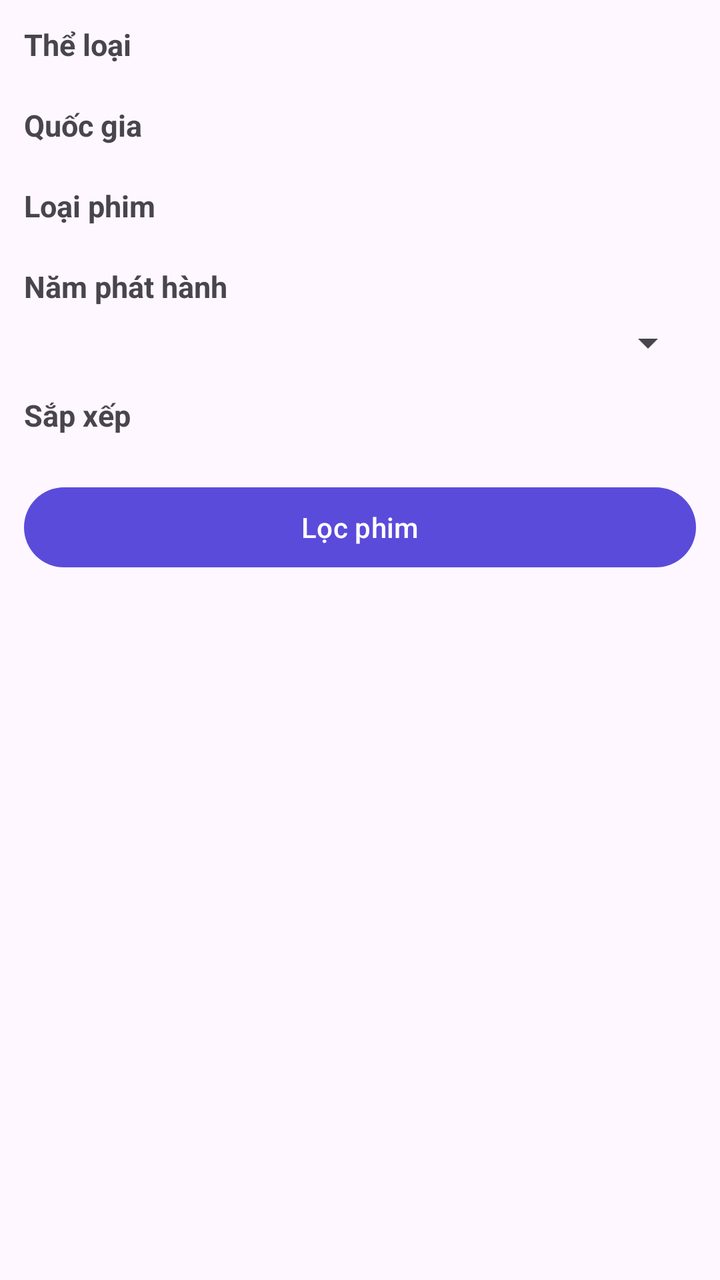
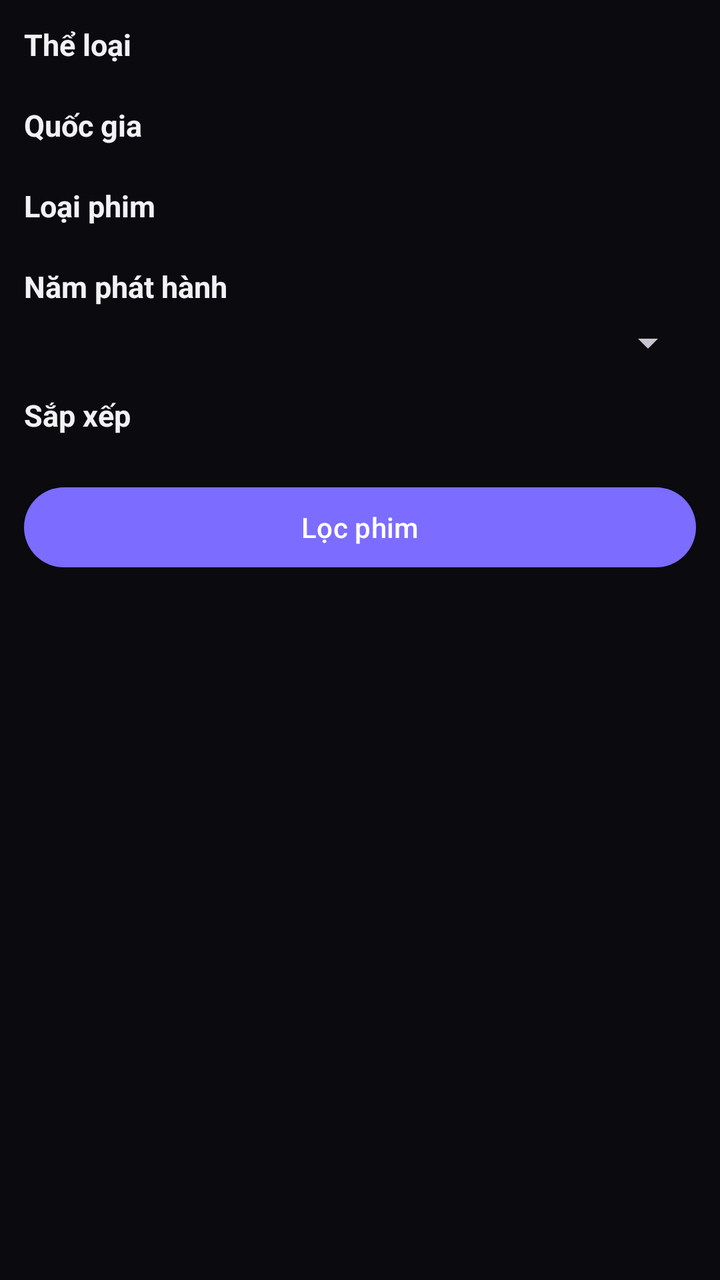

Two renders of the same Android screen: before a commit and after it. Below are the layout's source before the change and the commit's diff.
<!-- AndroidManifest.xml: application theme Theme.TruyenReader -->
<!-- res/layout/fragment_filter.xml -->
<?xml version="1.0" encoding="utf-8"?>
<androidx.core.widget.NestedScrollView xmlns:android="http://schemas.android.com/apk/res/android"
    android:layout_width="match_parent"
    android:layout_height="match_parent">

    <LinearLayout
        android:layout_width="match_parent"
        android:layout_height="wrap_content"
        android:orientation="vertical"
        android:padding="12dp">

        <TextView
            android:layout_width="match_parent"
            android:layout_height="wrap_content"
            android:text="Thể loại"
            android:textSize="15sp"
            android:textStyle="bold" />

        <com.google.android.material.chip.ChipGroup
            android:id="@+id/cgGenres"
            android:layout_width="match_parent"
            android:layout_height="wrap_content"
            android:layout_marginTop="6dp" />

        <TextView
            android:layout_width="match_parent"
            android:layout_height="wrap_content"
            android:layout_marginTop="14dp"
            android:text="Quốc gia"
            android:textSize="15sp"
            android:textStyle="bold" />

        <com.google.android.material.chip.ChipGroup
            android:id="@+id/cgCountries"
            android:layout_width="match_parent"
            android:layout_height="wrap_content"
            android:layout_marginTop="6dp" />

        <TextView
            android:layout_width="match_parent"
            android:layout_height="wrap_content"
            android:layout_marginTop="14dp"
            android:text="Loại phim"
            android:textSize="15sp"
            android:textStyle="bold" />

        <com.google.android.material.chip.ChipGroup
            android:id="@+id/cgType"
            android:layout_width="match_parent"
            android:layout_height="wrap_content"
            android:layout_marginTop="6dp" />

        <TextView
            android:layout_width="match_parent"
            android:layout_height="wrap_content"
            android:layout_marginTop="14dp"
            android:text="Năm phát hành"
            android:textSize="15sp"
            android:textStyle="bold" />

        <Spinner
            android:id="@+id/spYear"
            android:layout_width="match_parent"
            android:layout_height="wrap_content"
            android:layout_marginTop="6dp" />

        <TextView
            android:layout_width="match_parent"
            android:layout_height="wrap_content"
            android:layout_marginTop="14dp"
            android:text="Sắp xếp"
            android:textSize="15sp"
            android:textStyle="bold" />

        <com.google.android.material.chip.ChipGroup
            android:id="@+id/cgSort"
            android:layout_width="match_parent"
            android:layout_height="wrap_content"
            android:layout_marginTop="6dp" />

        <com.google.android.material.button.MaterialButton
            android:id="@+id/btnApplyFilter"
            android:layout_width="match_parent"
            android:layout_height="wrap_content"
            android:layout_marginTop="16dp"
            android:text="Lọc phim" />

        <TextView
            android:id="@+id/tvFilterCount"
            android:layout_width="match_parent"
            android:layout_height="wrap_content"
            android:layout_marginTop="12dp"
            android:textSize="14sp"
            android:textStyle="bold" />

        <ProgressBar
            android:id="@+id/filterProgress"
            android:layout_width="wrap_content"
            android:layout_height="wrap_content"
            android:layout_gravity="center"
            android:visibility="gone" />

        <androidx.recyclerview.widget.RecyclerView
            android:id="@+id/rvFilter"
            android:layout_width="match_parent"
            android:layout_height="wrap_content"
            android:layout_marginTop="8dp"
            android:nestedScrollingEnabled="false" />

        <com.google.android.material.button.MaterialButton
            android:id="@+id/btnFilterMore"
            android:layout_width="match_parent"
            android:layout_height="wrap_content"
            android:layout_marginTop="8dp"
            android:text="Tải thêm phim"
            android:visibility="gone" />
    </LinearLayout>
</androidx.core.widget.NestedScrollView>
<!-- resources referenced by this layout -->
<resources>
  <style name="Theme.TruyenReader" parent="Theme.Material3.DayNight">
          <item name="colorPrimary">#5B4BDB</item>
          <item name="colorOnPrimary">#FFFFFF</item>
          <item name="colorSecondary">#FF8A00</item>
      </style>
</resources>

<!-- the commit's change to res/layout/fragment_filter.xml (unified diff, before → after) -->
@@ -1,7 +1,8 @@
 <?xml version="1.0" encoding="utf-8"?>
 <androidx.core.widget.NestedScrollView xmlns:android="http://schemas.android.com/apk/res/android"
     android:layout_width="match_parent"
-    android:layout_height="match_parent">
+    android:layout_height="match_parent"
+    android:background="@color/bg_main">
 
     <LinearLayout
         android:layout_width="match_parent"
@@ -14,6 +15,7 @@
             android:layout_height="wrap_content"
             android:text="Thể loại"
             android:textSize="15sp"
+            android:textColor="@color/text_primary"
             android:textStyle="bold" />
 
         <com.google.android.material.chip.ChipGroup
@@ -28,6 +30,7 @@
             android:layout_marginTop="14dp"
             android:text="Quốc gia"
             android:textSize="15sp"
+            android:textColor="@color/text_primary"
             android:textStyle="bold" />
 
         <com.google.android.material.chip.ChipGroup
@@ -42,6 +45,7 @@
             android:layout_marginTop="14dp"
             android:text="Loại phim"
             android:textSize="15sp"
+            android:textColor="@color/text_primary"
             android:textStyle="bold" />
 
         <com.google.android.material.chip.ChipGroup
@@ -56,6 +60,7 @@
             android:layout_marginTop="14dp"
             android:text="Năm phát hành"
             android:textSize="15sp"
+            android:textColor="@color/text_primary"
             android:textStyle="bold" />
 
         <Spinner
@@ -70,6 +75,7 @@
             android:layout_marginTop="14dp"
             android:text="Sắp xếp"
             android:textSize="15sp"
+            android:textColor="@color/text_primary"
             android:textStyle="bold" />
 
         <com.google.android.material.chip.ChipGroup
<!-- resource entries referenced after the edit -->
@@ -1,9 +1,21 @@
 <!-- resources referenced by this layout -->
 <resources>
-  <style name="Theme.TruyenReader" parent="Theme.Material3.DayNight">
-          <item name="colorPrimary">#5B4BDB</item>
+  <color name="bg_main">#0A0A0F</color>
+  <color name="text_primary">#F2F2F5</color>
+  <style name="Theme.TruyenReader" parent="Theme.Material3.Dark">
+          <item name="colorPrimary">#7C6CFF</item>
           <item name="colorOnPrimary">#FFFFFF</item>
-          <item name="colorSecondary">#FF8A00</item>
+          <item name="colorPrimaryContainer">#2A2456</item>
+          <item name="colorOnPrimaryContainer">#DCD6FF</item>
+          <item name="colorSecondary">#22D3EE</item>
+          <item name="colorSurface">#12121A</item>
+          <item name="colorOnSurface">#F2F2F5</item>
+          <item name="colorSurfaceVariant">#1E1E28</item>
+          <item name="colorOnSurfaceVariant">#A7A5B5</item>
+          <item name="android:colorBackground">#0A0A0F</item>
+          <item name="android:windowBackground">#0A0A0F</item>
+          <item name="android:statusBarColor">#0A0A0F</item>
+          <item name="android:navigationBarColor">#0D0D14</item>
       </style>
 </resources>
 
